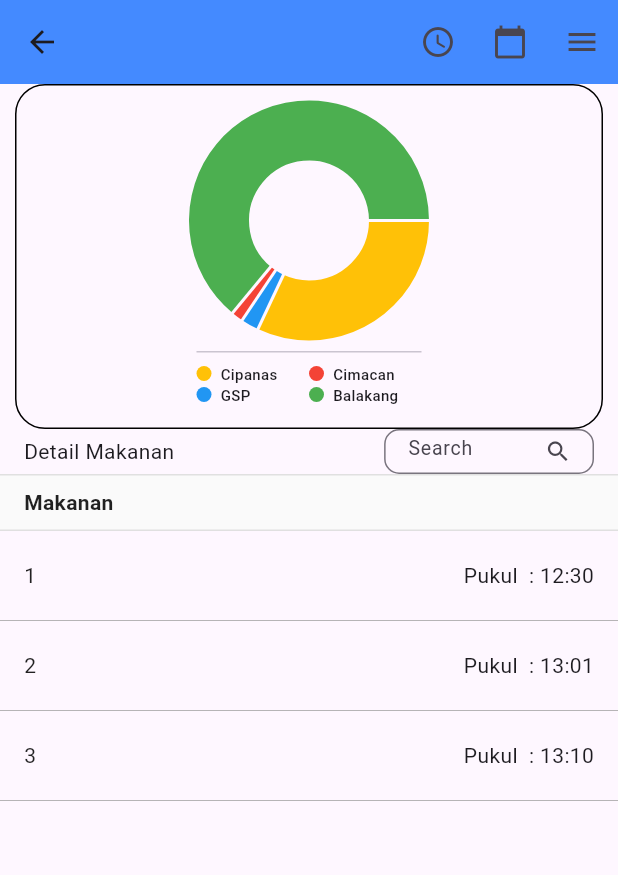
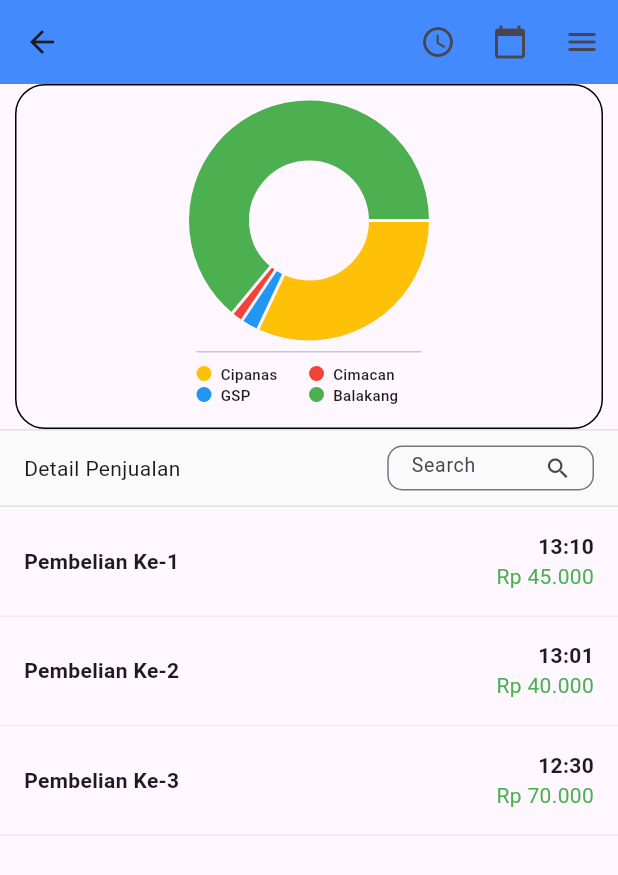
Before and after one commit to Raflirr70/KP_v2, a Flutter app: the screen it shows after launch, on a phone screen of 412 x 824 dp. Shown: the top 875 px of the screen. Run offline on Flutter 3.47's test engine with Material 3 defaults, Android fonts, the light colour scheme and no system bars; drawn by our look-alikes of fl_chart.

Commit message:
menyelesaikan halaman  monitoring Penjualan

```diff
--- a/lib/model/penjualan.dart
+++ b/lib/model/penjualan.dart
@@ -20,28 +20,35 @@ class Penjualan extends ChangeNotifier {
     _detail.add(detail);
     notifyListeners();
   }
+
+  int hitungTotal() {
+    int total_harga = _detail.fold(0, (sum, item) => sum + item.total_harga);
+    return total_harga;
+  }
 }
 
 class Penjualans extends ChangeNotifier {
   final List<Penjualan> _datas = [
     Penjualan()
       ..id = 1
-      ..tambah(DetailPenjualan(1, "Nasi Goreng", 2, 30000))
-      ..tambah(DetailPenjualan(2, "Es Teh", 2, 10000))
+      ..tambah(DetailPenjualan(1, "Nasi", 2, 30000))
+      ..tambah(DetailPenjualan(2, "Rendang", 2, 10000))
+      ..tambah(DetailPenjualan(2, "Ayam Goreng", 3, 10000))
+      ..tambah(DetailPenjualan(2, "Sambal", 2, 10000))
+      ..tambah(DetailPenjualan(2, "Kikil", 2, 10000))
       ..total_harga = 40000
       ..jam = TimeOfDay(hour: 12, minute: 30),
 
     Penjualan()
       ..id = 2
-      ..tambah(DetailPenjualan(3, "Ayam Bakar", 1, 25000))
-      ..tambah(DetailPenjualan(4, "Jus Alpukat", 1, 15000))
+      ..tambah(DetailPenjualan(3, "Nasi", 1, 25000))
+      ..tambah(DetailPenjualan(4, "Ayam Bakar", 1, 15000))
       ..total_harga = 40000
       ..jam = TimeOfDay(hour: 13, minute: 01),
 
     Penjualan()
       ..id = 3
-      ..tambah(DetailPenjualan(5, "Mie Ayam", 3, 45000))
-      ..tambah(DetailPenjualan(6, "Teh Hangat", 3, 9000))
+      ..tambah(DetailPenjualan(5, "Ayam Goreng", 3, 45000))
       ..total_harga = 54000
       ..jam = TimeOfDay(hour: 13, minute: 10),
   ];
--- a/lib/screen/owner/monitoring.dart
+++ b/lib/screen/owner/monitoring.dart
@@ -1,9 +1,7 @@
 import 'package:fl_chart/fl_chart.dart';
 import 'package:flutter/material.dart';
 import 'package:kerprak/model/cabang.dart';
-import 'package:kerprak/model/makanan.dart';
 import 'package:kerprak/widget/dll/legen_item.dart';
-import 'package:kerprak/widget/list/monitoring/monitoring_makanan.dart';
 import 'package:kerprak/widget/list/monitoring/monitoring_pendapatan.dart';
 import 'package:provider/provider.dart';
 
--- a/lib/widget/list/monitoring/monitoring_pendapatan.dart
+++ b/lib/widget/list/monitoring/monitoring_pendapatan.dart
@@ -8,6 +8,7 @@ import 'package:kerprak/model/search.dart';
 import 'package:kerprak/model/stock.dart';
 import 'package:kerprak/widget/search/search_simple.dart';
 import 'package:provider/provider.dart';
+import 'package:intl/intl.dart';
 
 class MonitoringPendapatan extends StatefulWidget {
   const MonitoringPendapatan({super.key});
@@ -19,105 +20,160 @@ class MonitoringPendapatan extends StatefulWidget {
 class _MonitoringPendapatanState extends State<MonitoringPendapatan> {
   @override
   Widget build(BuildContext context) {
-    return Expanded(
-      child: Column(
+    return Column(
       children: [
+        // Header Search
         Container(
-            padding: EdgeInsets.symmetric(horizontal: 16),
-            child: Row(
-              children: [
-                Text("Detail Makanan"),
-                Spacer(),
-                Expanded(
-                  child: SearchSimple(
-                    data: Makanans().datas.map((e) => e.nama).toList(),
-                  ),
-                ),
-              ],
-            ),
-          ),
-          Container(
-            padding: EdgeInsets.symmetric(vertical: 8),
+          padding: EdgeInsets.symmetric(horizontal: 16, vertical: 10),
           decoration: BoxDecoration(
             color: Colors.grey.shade50,
             border: Border.symmetric(
               horizontal: BorderSide(color: Colors.grey.shade300, width: 1),
             ),
           ),
-            child: Consumer<Cabangs>(
-              builder: (context, value, child) {
-                return Row(
+          child: Row(
             children: [
+              Text("Detail Penjualan"),
+              Spacer(),
               Expanded(
-                      flex: 2,
-                      child: Padding(
-                        padding: EdgeInsets.only(left: 16),
-                        child: Text(
-                          "Makanan",
-                          style: TextStyle(
-                            fontSize: 14,
-                            fontWeight: FontWeight.w600,
-                            color: Colors.black87,
+                child: SearchSimple(
+                  data: Penjualans().datas
+                      .expand((p) => p.detail.map((d) => d.nama_makanan))
+                      .toSet() // remove duplicates
+                      .toList(),
                 ),
               ),
+            ],
+          ),
+        ),
+
+        // List Penjualan
+        Expanded(
+          child: Consumer2<Penjualans, SearchProvider>(
+            builder: (context, penjualans, search, child) {
+              // filter penjualans berdasarkan nama_makanan
+              final filtered = penjualans.datas.where((penjualan) {
+                return penjualan.detail.any(
+                  (detail) => search.filtered.any(
+                    (name) => detail.nama_makanan.toLowerCase().contains(
+                      name.toLowerCase(),
+                    ),
+                  ),
+                );
+              }).toList();
+
+              return ListView.builder(
+                itemCount: filtered.length,
+                itemBuilder: (context, index) {
+                  int i = filtered.length - (index + 1);
+                  var p = filtered[i];
+                  return ExpandableCard(index: index, penjualan: p);
+                },
+              );
+            },
           ),
         ),
       ],
     );
+  }
+}
+
+// Widget card expandable
+class ExpandableCard extends StatefulWidget {
+  final int index;
+  final dynamic penjualan;
+
+  const ExpandableCard({
+    super.key,
+    required this.index,
+    required this.penjualan,
+  });
+
+  @override
+  State<ExpandableCard> createState() => _ExpandableCardState();
+}
+
+class _ExpandableCardState extends State<ExpandableCard> {
+  bool isExpanded = false;
+
+  @override
+  Widget build(BuildContext context) {
+    return InkWell(
+      onTap: () {
+        setState(() {
+          isExpanded = !isExpanded;
+        });
       },
+      child: AnimatedContainer(
+        duration: Duration(milliseconds: 300),
+        padding: EdgeInsets.symmetric(vertical: 16, horizontal: 16),
+        decoration: BoxDecoration(
+          border: Border(
+            bottom: BorderSide(color: Colors.grey.shade300, width: 0.5),
           ),
         ),
+        constraints: BoxConstraints(minHeight: 73),
+        child: Column(
+          crossAxisAlignment: CrossAxisAlignment.start,
+          children: [
+            Row(
+              children: [
                 Expanded(
-            child: Consumer<Penjualans>(
-              builder: (context, value, child) {
-                return ListView.builder(
-                  itemCount: value.datas.length,
-                  itemBuilder: (context, index) {
-                    return InkWell(
-                      // onTap: () {},
-                      child: Container(
-                        height: 60,
-                        decoration: BoxDecoration(
-                          border: Border(
-                            bottom: BorderSide(color: Colors.grey, width: 0.5),
+                  child: Text(
+                    "Pembelian Ke-${widget.index + 1}",
+                    style: TextStyle(fontSize: 14, fontWeight: FontWeight.bold),
                   ),
                 ),
-                        child: Row(
-                          children: [
-                            Expanded(
-                              flex: 2,
-                              child: Padding(
-                                padding: EdgeInsets.symmetric(horizontal: 16),
-                                child: Row(
-                                  mainAxisAlignment: MainAxisAlignment.end,
+                Column(
+                  crossAxisAlignment: CrossAxisAlignment.end,
                   children: [
                     Text(
-                                      (index + 1).toString(),
-                                      style: TextStyle(
-                                        fontSize: 14,
-                                        color: Colors.black87,
+                      "${widget.penjualan.jam!.hour.toString().padLeft(2, '0')}:${widget.penjualan.jam!.minute.toString().padLeft(2, '0')}",
+                      style: TextStyle(fontWeight: FontWeight.bold),
                     ),
-                                    ),
-                                    Spacer(),
-                                    Text("Pukul  : "),
                     Text(
-                                      "${value.datas[index].jam!.hour.toString().padLeft(2, '0')}:${value.datas[index].jam!.minute.toString().padLeft(2, '0')}",
+                      "Rp ${NumberFormat("#,###", "id_ID").format(widget.penjualan.hitungTotal())}",
+                      style: TextStyle(color: Colors.green),
                     ),
                   ],
                 ),
+              ],
+            ),
+
+            if (isExpanded)
+              Padding(
+                padding: EdgeInsets.only(top: 12),
+                child: Column(
+                  crossAxisAlignment: CrossAxisAlignment.start,
+                  children: widget.penjualan.detail.map<Widget>((detail) {
+                    return Row(
+                      children: [
+                        SizedBox(
+                          width: 100,
+                          child: Text(
+                            detail.nama_makanan,
+                            style: TextStyle(fontSize: 12),
+                          ),
+                        ),
+                        Text(" : "),
+                        SizedBox(
+                          width: 30,
+                          child: Text(
+                            "${detail.jumlah}",
+                            style: TextStyle(fontSize: 12),
+                          ),
+                        ),
+                        Text(
+                          "( Rp ${NumberFormat("#,###", "id_ID").format(detail.total_harga)} )",
+                        ),
+                      ],
+                    );
+                  }).toList(),
                 ),
               ),
           ],
         ),
       ),
     );
-                  },
-                );
-              },
-            ),
-          ),
-        ],
-      ),
-    );
   }
 }
--- a/pubspec.yaml
+++ b/pubspec.yaml
@@ -36,6 +36,7 @@ dependencies:
   cupertino_icons: ^1.0.8
   fl_chart: ^1.1.1
   provider: ^6.1.5+1
+  intl: ^0.20.2
 
 dev_dependencies:
   flutter_test:
```
Also changed, not shown: pubspec.lock. Lines whose indentation alone changed are shown as unchanged.
